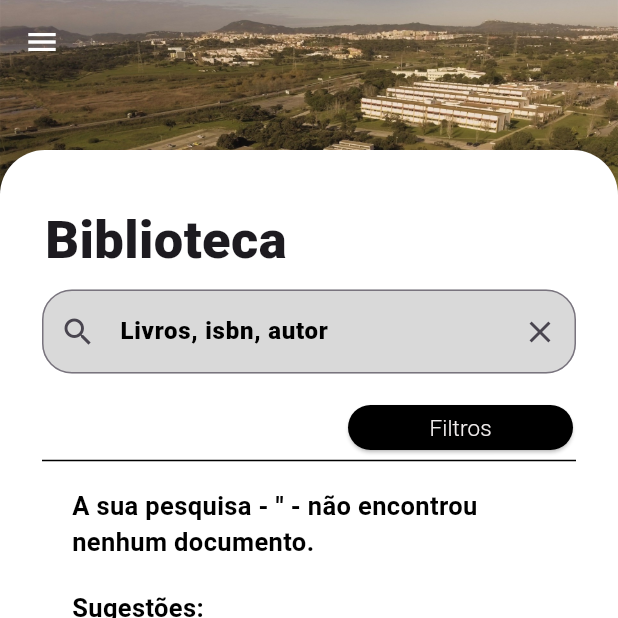
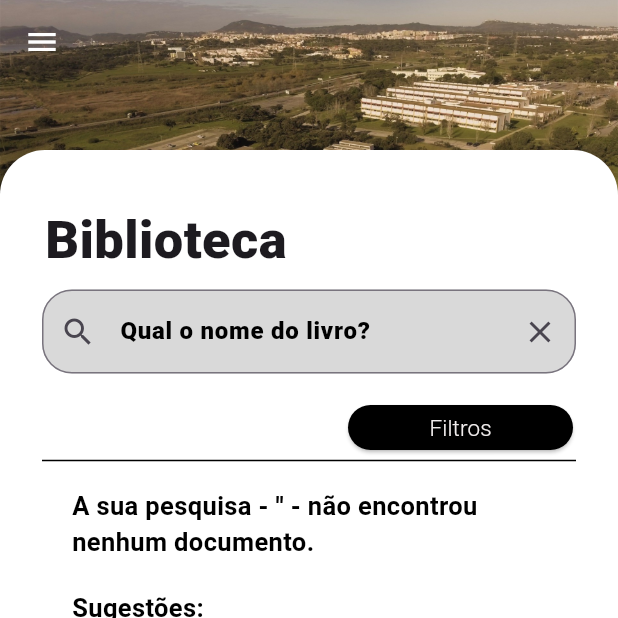
Before and after one commit to ComputacaoMovel2023-Classroom/tp-c_CentralIPS, a Flutter app: the BibliographicResearch screen opened directly, on a phone screen of 412 x 824 dp, the top half of it. Run offline on Flutter 3.47's test engine with Material 2 defaults, Android fonts, the phone set to English and light mode, and no system bars; drawn by our look-alikes of convex_bottom_bar; our stand-ins replace bloc, charts_flutter, dropdown_button2, email_validator, equatable, firebase_auth and 12 more; missing offline and left inert: flutter_material_pickers, mobile_scanner, nfc_classic_mifare, nfc_manager, sign_button; accounts and stored records are empty.

Commit message:
Update searchBar.dart

```diff
--- a/CentralIPS/lib/Bibliographic Research/searchBar.dart
+++ b/CentralIPS/lib/Bibliographic Research/searchBar.dart
@@ -54,7 +54,7 @@ class SearchBarState extends State<SearchBar> {
                     fontWeight: FontWeight.w900,
                     color: Colors.black,
                   ),
-                  hintText: 'Livros, isbn, autor',
+                  hintText: 'Qual o nome do livro?',
                   // Add a search icon or button to the search bar
                   prefixIcon: IconButton(
                     icon: const Icon(Icons.search),
```
